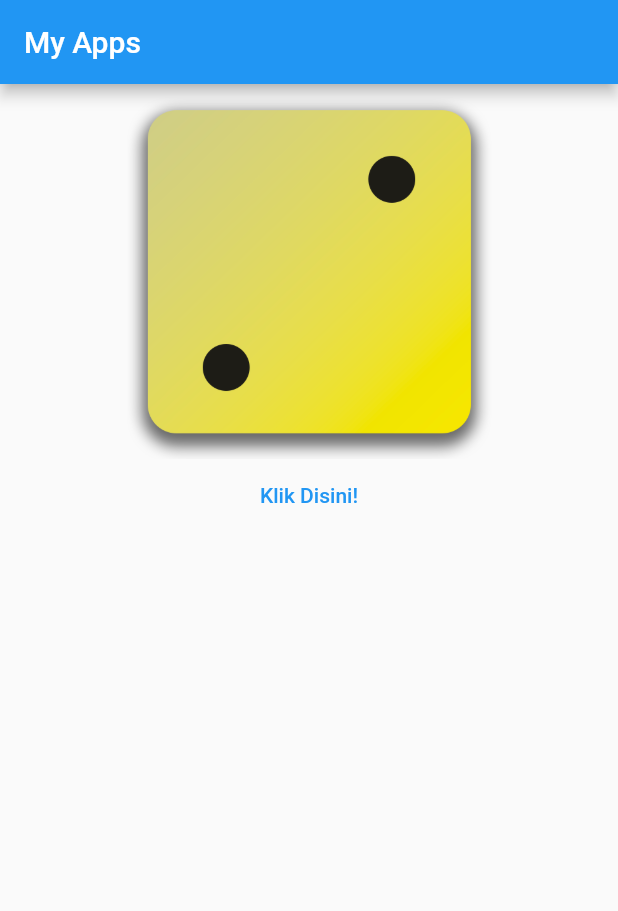
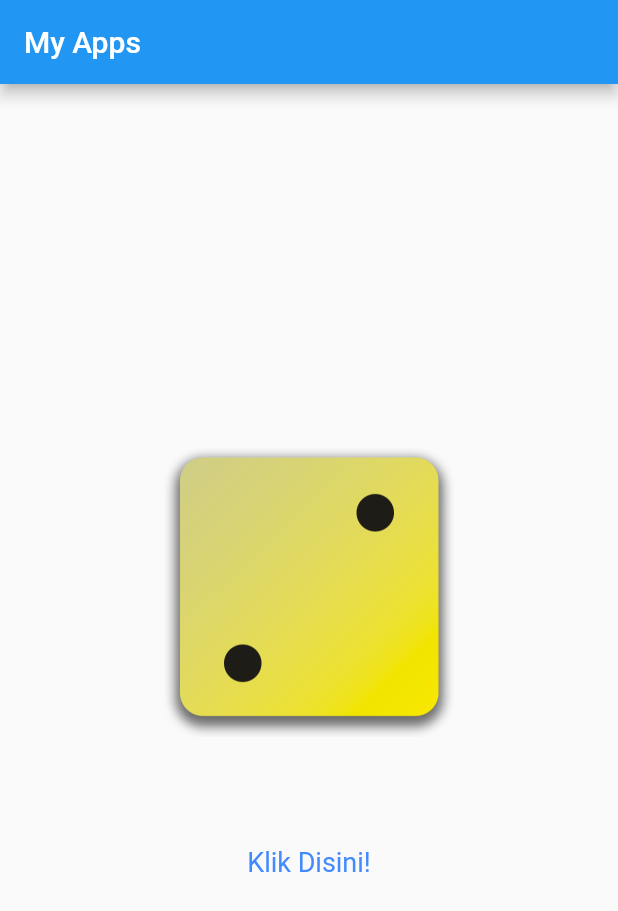
Before and after one commit to ahmadgalang/flutter-practice-one, a Flutter app: the screen it shows after launch, on a phone screen of 412 x 824 dp. Shown: the top 911 px of the screen. Run offline on Flutter 3.47's test engine with Material 2 defaults, Android fonts, the phone set to English and light mode, and no system bars.

Commit message:
Styling Buttons & Working with Padding

```diff
--- a/lib/gradient_container.dart
+++ b/lib/gradient_container.dart
@@ -28,14 +28,31 @@ class GradientContainer extends StatelessWidget {
       ),
       child: Center(
         child: Column(
+          mainAxisSize: MainAxisSize.min,
+          mainAxisAlignment: MainAxisAlignment.center,
           children: [
             Image.asset(
               'assets/images/dice-2.png',
-            width: 250,
+              width: 200,
             ),
-          TextButton(onPressed: rollDice, child: const Text('Klik Disini!'))
+            const SizedBox(height: 50),
+            TextButton(
+              onPressed: rollDice,
+              style: TextButton.styleFrom(
+                padding: const EdgeInsets.only(top: 20),
+                foregroundColor: Colors.blueAccent,
+                textStyle: const TextStyle(
+                  fontSize: 18,
+                ),
+              ),
+              child: const Text(
+                'Klik Disini!',
+                textAlign: TextAlign.justify,
+              ),
+            )
           ],
-      )),
+        ),
+      ),
     );
   }
 }
```
Lines whose indentation alone changed are shown as unchanged.
